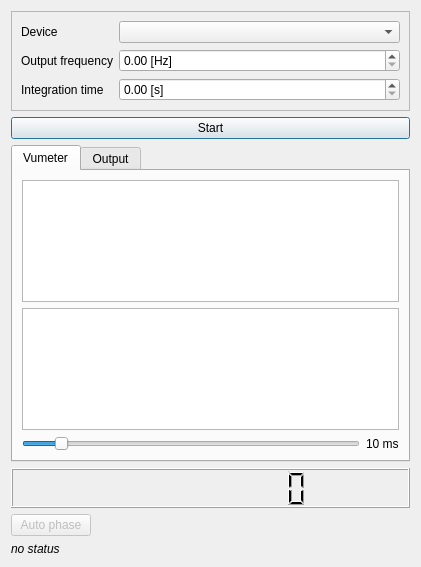
Old version of the form src/lockin_gui.ui in the repository antigol/lockin2.
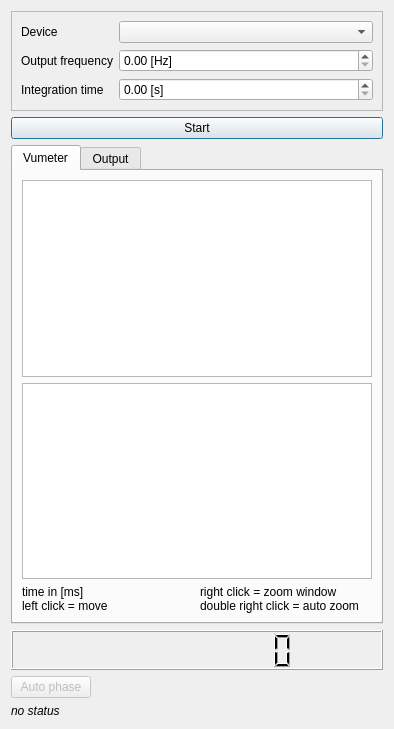
New version of the form. Custom widgets are drawn as their Qt base class.

Commit message: simplify vumeter

Diff of the .ui file:
```diff
--- a/src/lockin_gui.ui
+++ b/src/lockin_gui.ui
@@ -6,8 +6,8 @@
    <rect>
     <x>0</x>
     <y>0</y>
-    <width>421</width>
-    <height>567</height>
+    <width>394</width>
+    <height>729</height>
    </rect>
   </property>
   <property name="windowTitle">
@@ -108,22 +108,16 @@
        <item>
         <layout class="QHBoxLayout" name="horizontalLayout_4">
          <item>
-          <widget class="QSlider" name="vumeterTime">
-           <property name="maximum">
-            <number>100</number>
-           </property>
-           <property name="value">
-            <number>10</number>
-           </property>
-           <property name="orientation">
-            <enum>Qt::Horizontal</enum>
+          <widget class="QLabel" name="label_2">
+           <property name="text">
+            <string>&lt;html&gt;&lt;head/&gt;&lt;body&gt;&lt;p&gt;time in [ms]&lt;br/&gt;left click = move&lt;/p&gt;&lt;/body&gt;&lt;/html&gt;</string>
            </property>
           </widget>
          </item>
          <item>
           <widget class="QLabel" name="vumeterLabel">
            <property name="text">
-            <string>10 ms</string>
+            <string>&lt;html&gt;&lt;head/&gt;&lt;body&gt;&lt;p&gt;right click = zoom window&lt;br/&gt;double right click = auto zoom&lt;/p&gt;&lt;/body&gt;&lt;/html&gt;</string>
            </property>
           </widget>
          </item>
```
Left out of the diff: 3 changed lines with no effect on the pictures. The commit also changes 4 other files.
